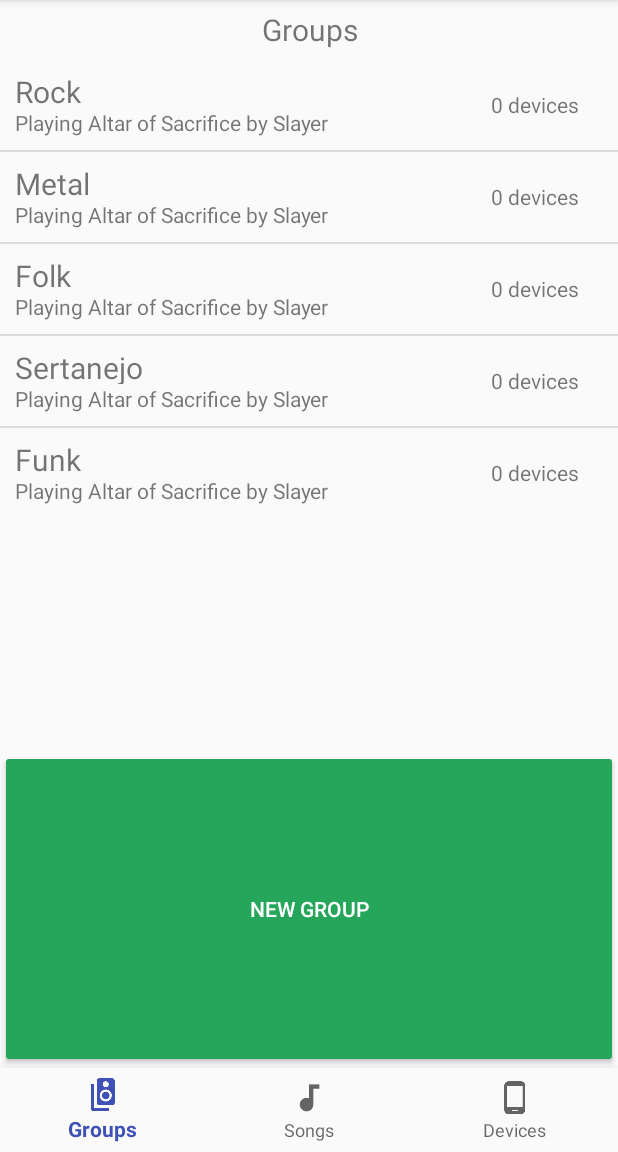
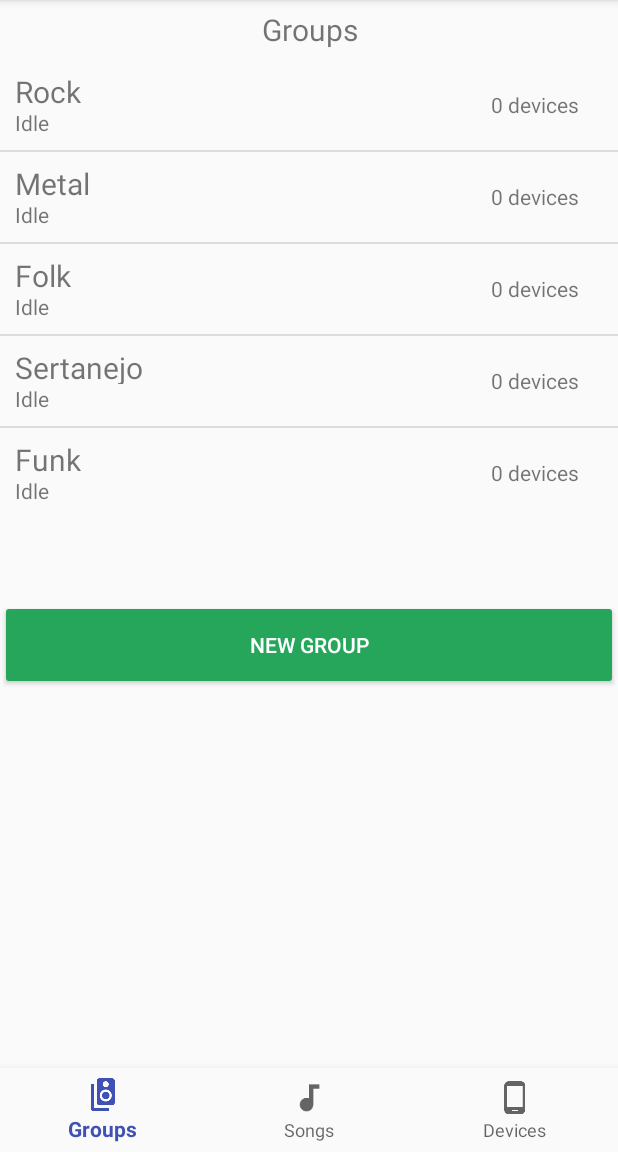
Before and after one commit to mathnogueira/android, an Android app: the screen it shows after launch (MainActivity), on a phone screen of 412 x 824 dp, the part 84-1236 px from its top. Run offline under Robolectric (Android 15) with nearby library versions, the phone set to English and light mode, and no system bars; our stand-ins replace ButterKnife; libraries missing offline, so code that uses them is left out: com.github.nkzawa.socketio; 1 statement that could not run was skipped.

Commit message:
Arruma layout no celuar

```diff
--- a/app/src/main/java/pink/dcc/ufla/br/wiplayer/services/GroupService.java
+++ b/app/src/main/java/pink/dcc/ufla/br/wiplayer/services/GroupService.java
@@ -23,22 +23,11 @@ public class GroupService extends BaseService {
     private GroupService() {
         fakeGroups = new ArrayList<>();
 
-        Song song = new Song("Altar of Sacrifice", "Slayer", 216);
-
         Group group = new Group("Rock");
-        group.setCurrentPlayingSong(song);
-
         Group group2 = new Group("Metal");
-        group2.setCurrentPlayingSong(song);
-
         Group group3 = new Group("Folk");
-        group3.setCurrentPlayingSong(song);
-
         Group group4 = new Group("Sertanejo");
-        group4.setCurrentPlayingSong(song);
-
         Group group5 = new Group("Funk");
-        group5.setCurrentPlayingSong(song);
 
         fakeGroups.add(group);
         fakeGroups.add(group2);
--- a/app/src/main/res/layout/fragment_groups.xml
+++ b/app/src/main/res/layout/fragment_groups.xml
@@ -11,7 +11,7 @@
 
         <LinearLayout
             android:layout_width="match_parent"
-            android:layout_height="500dp"
+            android:layout_height="400dp"
             android:orientation="vertical">
 
             <TextView
@@ -29,7 +29,7 @@
             </ListView>
         </LinearLayout>
 
-        <RelativeLayout
+        <LinearLayout
             android:layout_width="match_parent"
             android:layout_height="0dp"
             android:layout_weight="1">
@@ -37,13 +37,13 @@
             <Button
                 android:id="@+id/btn_new_group"
                 android:layout_width="match_parent"
-                android:layout_height="match_parent"
+                android:layout_height="60dp"
                 android:backgroundTint="@color/colorPlayingMusic"
                 android:textColor="@color/colorWhite"
                 android:text="@string/new_group"
                 />
 
-        </RelativeLayout>
+        </LinearLayout>
 
     </LinearLayout>
 
```
